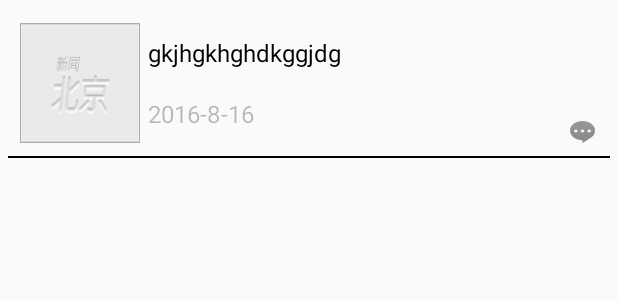
After one commit to Mrxiaoling/BeijingNews, an Android app: the layout item_tabdetail_pager.xml on its own in the app's theme, with its tools: preview values and no code run, on a phone screen of 412 x 824 dp. The commit adds this screen. Shown: the top 300 px of the screen. Run offline under Robolectric (Android 15) with nearby library versions, the phone set to English and light mode, and no system bars.

Commit message:
顶部新闻以ListView头部方式呈现

```diff
--- a/app/build.gradle
+++ b/app/build.gradle
@@ -19,6 +19,8 @@ android {
 }
 
 dependencies {
+    implementation 'com.github.bumptech.glide:glide:4.9.0'
+    annotationProcessor 'com.github.bumptech.glide:compiler:4.9.0'
     implementation fileTree(include: ['*.jar'], dir: 'libs')
     implementation 'com.android.support:appcompat-v7:28.0.0'
     implementation 'com.android.support.constraint:constraint-layout:1.1.3'
--- /dev/null
+++ b/app/src/main/res/layout/item_tabdetail_pager.xml
@@ -0,0 +1,63 @@
+<?xml version="1.0" encoding="utf-8"?>
+<RelativeLayout xmlns:android="http://schemas.android.com/apk/res/android"
+    android:layout_width="match_parent"
+    android:layout_height="wrap_content"
+    android:padding="5dp"
+    >
+<RelativeLayout
+    android:layout_width="match_parent" android:layout_height="100dp">
+    <ImageView
+        android:id="@+id/iv_icon"
+        android:layout_marginLeft="8dp"
+        android:scaleType="fitXY"
+        android:layout_centerVertical="true"
+        android:src="@drawable/news_pic_default"
+        android:layout_width="80dp"
+        android:layout_height="80dp" />
+    <LinearLayout
+        android:layout_marginLeft="5dp"
+        android:layout_centerVertical="true"
+        android:layout_toRightOf="@+id/iv_icon"
+        android:orientation="vertical"
+        android:layout_width="wrap_content"
+        android:layout_height="wrap_content">
+        <TextView
+            android:id="@+id/tv_title"
+            android:textColor="@android:color/black"
+            android:textSize="16sp"
+            android:lines="2"
+            android:text="gkjhgkhghdkggjdg"
+            android:layout_width="wrap_content"
+            android:layout_height="wrap_content" />
+        <TextView
+            android:id="@+id/tv_time"
+            android:textSize="16sp"
+            android:textColor="#44000000"
+            android:text="2016-8-16"
+            android:layout_width="wrap_content"
+            android:layout_height="wrap_content" />
+
+
+
+
+
+    </LinearLayout>
+    <ImageView
+        android:src="@drawable/icon_news_comment_num"
+        android:layout_alignParentRight="true"
+        android:layout_alignParentBottom="true"
+        android:layout_marginBottom="10dp"
+        android:layout_marginRight="10dp"
+        android:layout_width="wrap_content"
+        android:layout_height="wrap_content" />
+
+    <View
+        android:cacheColorHint="@android:color/transparent"
+        android:divider="@null"
+        android:layout_width="match_parent"
+        android:layout_height="1dp"
+        android:layout_alignParentBottom="true"
+        android:background="#000000"/>
+
+</RelativeLayout>
+</RelativeLayout>
```
Also changed, not shown: app/src/main/java/com/example/beijingnews/menudetailpager/tabdetailpager/TabDetailPager.java (+89 -5 lines), app/src/main/res/layout/tabdetail_pager.xml (+0 -34 lines), app/src/main/res/layout/topnews.xml (added, +37 -0 lines).
